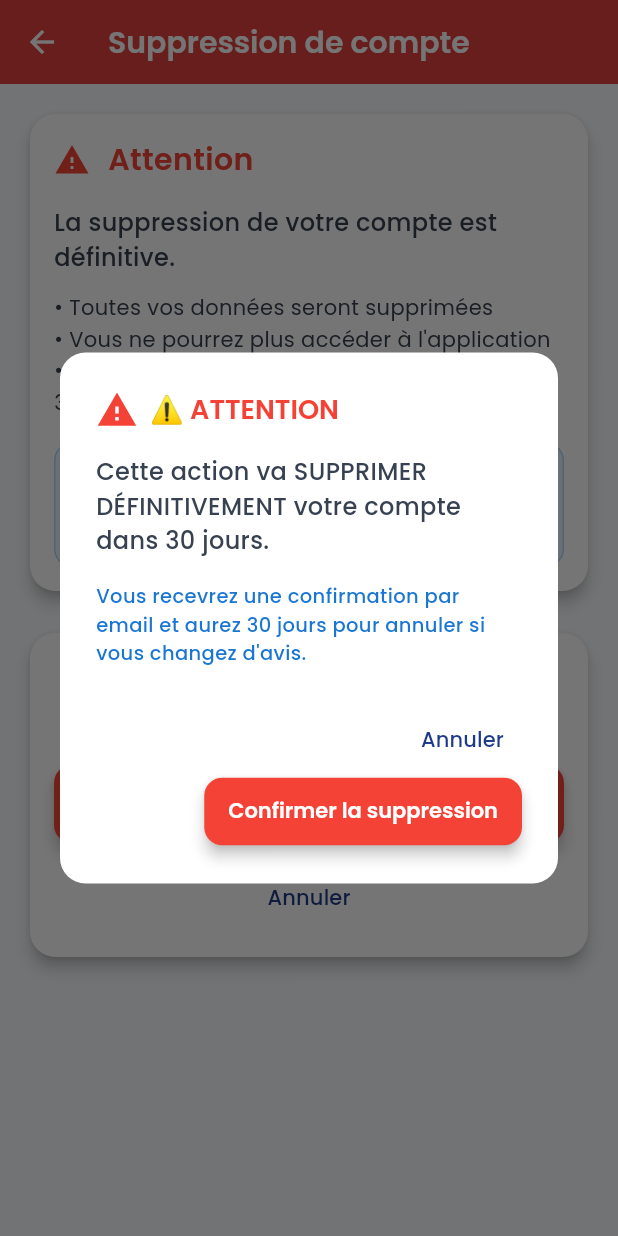
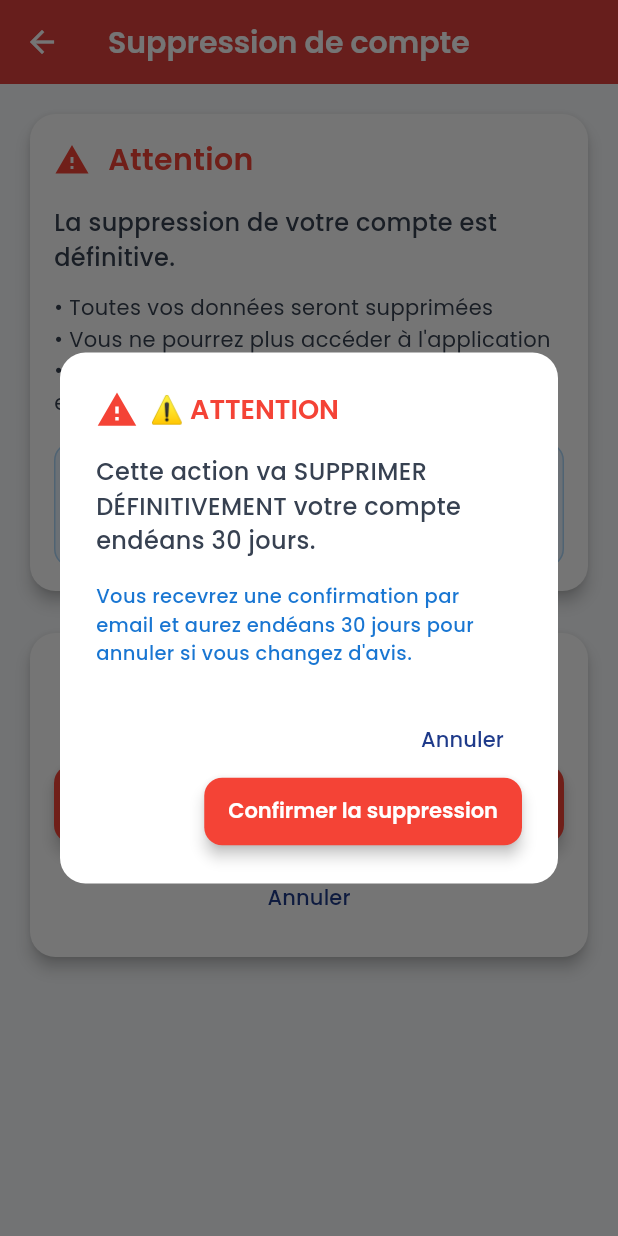
Before and after one commit to isramut/ena_mobile_front, a Flutter app: the AccountDeletionScreen screen opened directly, after a tap on "Supprimer mon compte", on a phone screen of 412 x 824 dp. Run offline on Flutter 3.47's test engine with Material 3 defaults, Android fonts, the phone set to English and light mode, and no system bars; our stand-ins replace file_picker, firebase_analytics, firebase_core, flutter_dotenv, flutter_secure_storage, google_fonts and 7 more; accounts and stored records are empty.

Commit message:
feat: remplacer '30 jours' par 'endéans 30 jours' dans l'interface de suppression de compte
- Mise à jour du texte légal pour une meilleure précision juridique
- Application du terme 'endéans' dans tous les messages relatifs au délai de 30 jours
- Cohérence terminologique dans l'interface utilisateur

```diff
--- a/lib/screens/account_deletion_screen.dart
+++ b/lib/screens/account_deletion_screen.dart
@@ -202,7 +202,7 @@ class _AccountDeletionScreenState extends State<AccountDeletionScreen> {
             Text(
               '• Toutes vos données seront supprimées\n'
               '• Vous ne pourrez plus accéder à l\'application\n'
-              '• Cette action ne peut pas être annulée après 30 jours',
+              '• Cette action ne peut pas être annulée endéans 30 jours',
               style: GoogleFonts.poppins(
                 fontSize: _getResponsiveFontSize(14),
                 color: theme.textTheme.bodyMedium?.color,
@@ -219,7 +219,7 @@ class _AccountDeletionScreenState extends State<AccountDeletionScreen> {
                 border: Border.all(color: Colors.blue.withValues(alpha: 0.3)),
               ),
               child: Text(
-                'Vous recevrez une confirmation par email et aurez 30 jours pour annuler si vous changez d\'avis.',
+                'Vous recevrez une confirmation par email et aurez endéans 30 jours pour annuler si vous changez d\'avis.',
                 style: GoogleFonts.poppins(
                   fontSize: _getResponsiveFontSize(13),
                   color: Colors.blue[700],
@@ -443,7 +443,7 @@ class _AccountDeletionScreenState extends State<AccountDeletionScreen> {
                 crossAxisAlignment: CrossAxisAlignment.start,
                 children: [
                   Text(
-                    'Cette action va SUPPRIMER DÉFINITIVEMENT votre compte dans 30 jours.',
+                    'Cette action va SUPPRIMER DÉFINITIVEMENT votre compte endéans 30 jours.',
                     style: GoogleFonts.poppins(
                       fontSize: _getResponsiveFontSize(16),
                       fontWeight: FontWeight.w500,
@@ -452,7 +452,7 @@ class _AccountDeletionScreenState extends State<AccountDeletionScreen> {
                   ),
                   const SizedBox(height: 16),
                   Text(
-                    'Vous recevrez une confirmation par email et aurez 30 jours pour annuler si vous changez d\'avis.',
+                    'Vous recevrez une confirmation par email et aurez endéans 30 jours pour annuler si vous changez d\'avis.',
                     style: GoogleFonts.poppins(
                       color: Colors.blue[700],
                       fontSize: _getResponsiveFontSize(13),
```
